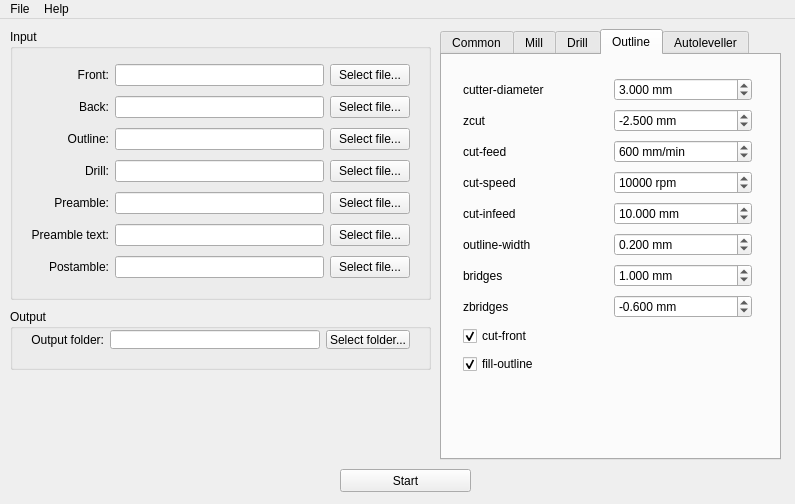
pcb2gcode/pcb2gcodeGUI, file mainwindow.ui: the form before one commit.
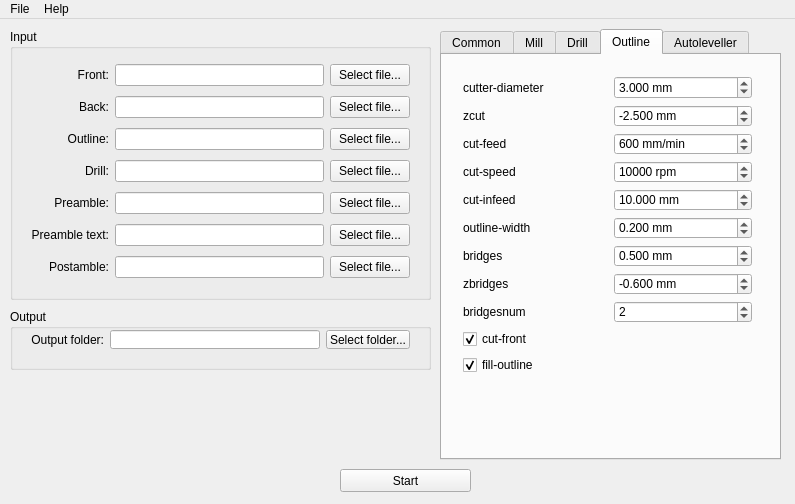
The form after the commit. The open tabs and pages were chosen to show the change.

Commit message: Added bridgesnum option & minor fixes

Diff of the .ui file:
```diff
--- a/mainwindow.ui
+++ b/mainwindow.ui
@@ -706,7 +706,7 @@
         <x>10</x>
         <y>10</y>
         <width>311</width>
-        <height>331</height>
+        <height>321</height>
        </rect>
       </property>
       <layout class="QGridLayout" name="outlineGridLayout">
@@ -716,7 +716,7 @@
        <property name="verticalSpacing">
         <number>6</number>
        </property>
-       <item row="8" column="0">
+       <item row="9" column="0">
         <widget class="QCheckBox" name="cutfrontCheckBox">
          <property name="toolTip">
           <string>&lt;html&gt;&lt;head/&gt;&lt;body&gt;&lt;p&gt;Cut from the front side. Default is from the back side&lt;/p&gt;&lt;/body&gt;&lt;/html&gt;</string>
@@ -747,7 +747,7 @@
           <double>0.050000000000000</double>
          </property>
          <property name="value">
-          <double>1.000000000000000</double>
+          <double>0.500000000000000</double>
          </property>
         </widget>
        </item>
@@ -947,7 +947,7 @@
          </property>
         </widget>
        </item>
-       <item row="9" column="0">
+       <item row="10" column="0">
         <widget class="QCheckBox" name="filloutlineCheckBox">
          <property name="toolTip">
           <string>&lt;html&gt;&lt;head/&gt;&lt;body&gt;&lt;p&gt;If fill-outline is given, it is assumed that the outline file contains not a polygon but a closed chain of lines. The board will be cut along the centres of these lines&lt;/p&gt;&lt;/body&gt;&lt;/html&gt;</string>
@@ -998,6 +998,32 @@
          </property>
         </widget>
        </item>
+       <item row="8" column="0">
+        <widget class="QLabel" name="bridgesnumLabel">
+         <property name="toolTip">
+          <string>&lt;html&gt;&lt;head/&gt;&lt;body&gt;&lt;p&gt;Sets the numer of bridges to be created (--bridgesnum bridges for each closed line)&lt;/p&gt;&lt;/body&gt;&lt;/html&gt;</string>
+         </property>
+         <property name="text">
+          <string>bridgesnum</string>
+         </property>
+        </widget>
+       </item>
+       <item row="8" column="1">
+        <widget class="QSpinBox" name="bridgesnumSpinBox">
+         <property name="toolTip">
+          <string>&lt;html&gt;&lt;head/&gt;&lt;body&gt;&lt;p&gt;Sets the numer of bridges to be created (--bridgesnum bridges for each closed line)&lt;/p&gt;&lt;/body&gt;&lt;/html&gt;</string>
+         </property>
+         <property name="minimum">
+          <number>1</number>
+         </property>
+         <property name="maximum">
+          <number>100</number>
+         </property>
+         <property name="value">
+          <number>2</number>
+         </property>
+        </widget>
+       </item>
       </layout>
      </widget>
     </widget>
```
Left out of the diff: 11 changed lines with no effect on the pictures. The commit also changes 1 other file.
